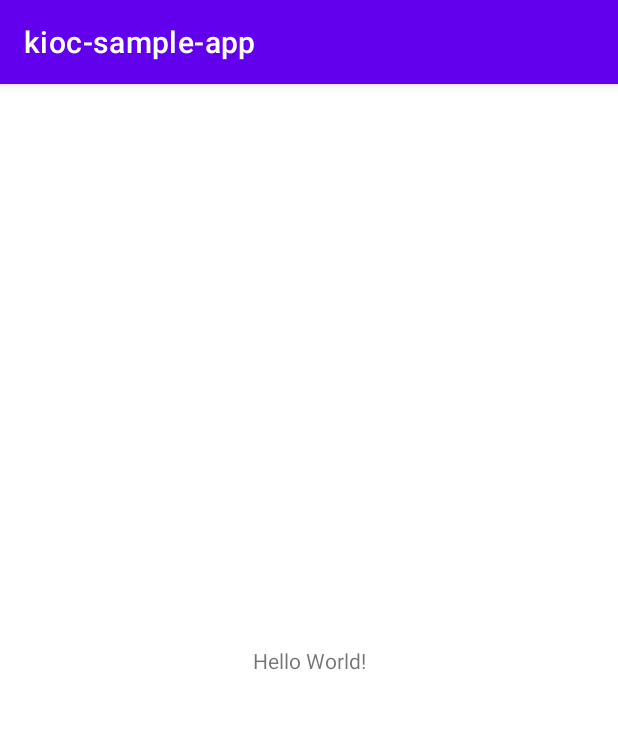
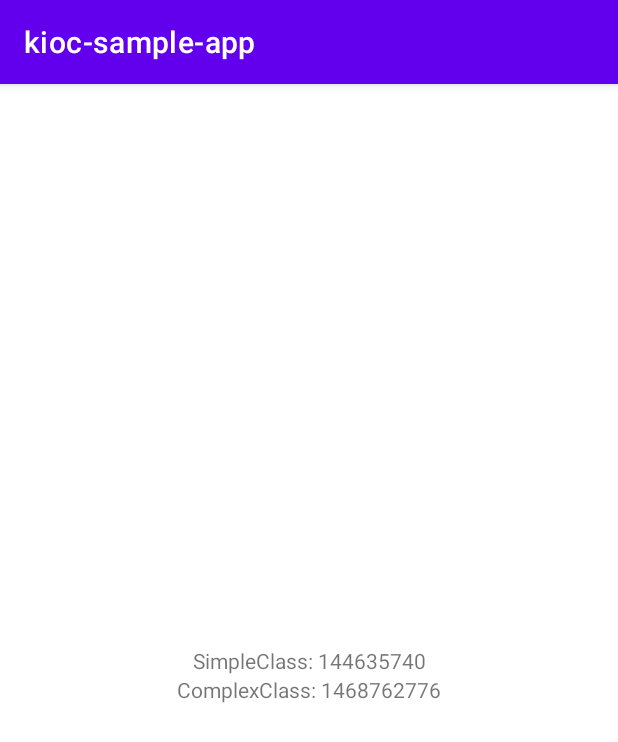
Before and after one commit to lbarczynski/kioc, an Android app: the screen it shows after launch (MainActivity), on a phone screen of 412 x 824 dp. Shown: the top 742 px of the screen. Run offline under Robolectric (Android 15) with nearby library versions, the phone set to English and light mode, and no system bars; our stand-ins replace data binding.

Commit message:
Provider parameters support

```diff
--- a/kioc/androidx/build.gradle
+++ b/kioc/androidx/build.gradle
@@ -33,12 +33,15 @@ android {
 }
 
 dependencies {
+    implementation project(':kioc:core')
 
     implementation "org.jetbrains.kotlin:kotlin-stdlib:$kotlin_version"
     implementation 'androidx.core:core-ktx:1.3.2'
     implementation 'androidx.appcompat:appcompat:1.2.0'
     implementation 'com.google.android.material:material:1.3.0'
-    testImplementation 'junit:junit:4.+'
+
+    testImplementation 'junit:junit:4.13.2'
+
     androidTestImplementation 'androidx.test.ext:junit:1.1.2'
     androidTestImplementation 'androidx.test.espresso:espresso-core:3.3.0'
 }
--- a/kioc/core/src/main/kotlin/com/bapps/kioc/core/Component.kt
+++ b/kioc/core/src/main/kotlin/com/bapps/kioc/core/Component.kt
@@ -2,13 +2,14 @@ package com.bapps.kioc.core
 
 class Component(private val modules: List<Module>) {
 
-    fun <T> get(qualifier: Qualifier): T {
+    fun <T> get(qualifier: Qualifier, parameters: Parameters = Parameters()): T {
         val found = modules.mapNotNull { it.get<T>(qualifier) }
         if (found.size > 1) throw DuplicatedDependencyException(qualifier)
-        return found.firstOrNull() ?: throw DependencyNotFoundException(qualifier)
+        val provider = found.firstOrNull() ?: throw DependencyNotFoundException(qualifier)
+        return provider.get(parameters)
     }
 
-    inline fun <reified T> get() = get<T>(TypeQualifier(T::class))
+    inline fun <reified T> get(parameters: Parameters = Parameters()) = get<T>(TypeQualifier(T::class), parameters)
 
     class Builder {
         private val modules = mutableListOf<Module>()
--- a/kioc/core/src/main/kotlin/com/bapps/kioc/core/DependencyRegistry.kt
+++ b/kioc/core/src/main/kotlin/com/bapps/kioc/core/DependencyRegistry.kt
@@ -10,8 +10,7 @@ class DependencyRegistry {
         dependencies[qualifier] = provider
     }
 
-    fun <T> get(qualifier: Qualifier): T? {
-        val provider = dependencies[qualifier]
-        return provider?.get() as? T
+    fun <T> get(qualifier: Qualifier): Provider<T>? {
+        return dependencies[qualifier] as? Provider<T>
     }
 }
--- /dev/null
+++ b/kioc/core/src/main/kotlin/com/bapps/kioc/core/Parameters.kt
@@ -0,0 +1,18 @@
+package com.bapps.kioc.core
+
+import java.lang.RuntimeException
+
+class Parameters(vararg params: Any) {
+    val parameters = params.toList()
+
+    inline operator fun <reified T> component1() : T = elementAt(0)
+    inline operator fun <reified T> component2() : T = elementAt(1)
+    inline operator fun <reified T> component3() : T = elementAt(2)
+    inline operator fun <reified T> component4() : T = elementAt(3)
+    inline operator fun <reified T> component5() : T = elementAt(4)
+
+    inline fun <reified T> elementAt(index: Int) =
+        parameters.elementAt(index) as? T ?: throw ParameterNotDefinedException()
+}
+
+class ParameterNotDefinedException : RuntimeException("Parameter not defined")
--- a/kioc/core/src/main/kotlin/com/bapps/kioc/core/Providers.kt
+++ b/kioc/core/src/main/kotlin/com/bapps/kioc/core/Providers.kt
@@ -1,24 +1,24 @@
 package com.bapps.kioc.core
 
-typealias InstanceFactory<T> = ModuleScope.() -> T
+typealias InstanceFactory<T> = ModuleScope.(Parameters) -> T
 
 interface Provider<out T> {
-    fun get(): T
+    fun get(parameters: Parameters = Parameters()): T
 }
 
-class Single<T>(private val moduleScope: ModuleScope, factory: InstanceFactory<T>) : Provider<T> {
+class Singleton<T>(private val moduleScope: ModuleScope, private val factory: InstanceFactory<T>) : Provider<T> {
 
-    private val instance by lazy {
-        factory(moduleScope)
-    }
+    private var instance: T? = null
 
-    override fun get(): T {
-        return instance
+    override fun get(parameters: Parameters): T {
+        if (instance == null)
+            instance = factory(moduleScope, parameters)
+        return instance!!
     }
 }
 
 class Factory<T>(private val moduleScope: ModuleScope, private val factory: InstanceFactory<T>) : Provider<T> {
-    override fun get(): T {
-        return factory(moduleScope)
+    override fun get(parameters: Parameters): T {
+        return factory(moduleScope, parameters)
     }
 }
--- a/kioc/core/src/main/kotlin/com/bapps/kioc/core/dsl/ProvidersExt.kt
+++ b/kioc/core/src/main/kotlin/com/bapps/kioc/core/dsl/ProvidersExt.kt
@@ -2,12 +2,12 @@ package com.bapps.kioc.core.dsl
 
 import com.bapps.kioc.core.*
 
-inline fun <reified T> Module.single(qualifier: Qualifier, noinline instanceFactory: InstanceFactory<T>) {
-    register(qualifier, Single(ModuleScope(this), instanceFactory))
+inline fun <reified T> Module.singleton(qualifier: Qualifier, noinline instanceFactory: InstanceFactory<T>) {
+    register(qualifier, Singleton(ModuleScope(this), instanceFactory))
 }
 
-inline fun <reified T> Module.single(noinline instanceFactory: InstanceFactory<T>) {
-    register(Single(ModuleScope(this), instanceFactory))
+inline fun <reified T> Module.singleton(noinline instanceFactory: InstanceFactory<T>) {
+    register(Singleton(ModuleScope(this), instanceFactory))
 }
 
 inline fun <reified T> Module.factory(qualifier: Qualifier, noinline instanceFactory: InstanceFactory<T>) {
--- a/sample-app/src/main/AndroidManifest.xml
+++ b/sample-app/src/main/AndroidManifest.xml
@@ -9,7 +9,9 @@
         android:roundIcon="@mipmap/ic_launcher_round"
         android:supportsRtl="true"
         android:theme="@style/Theme.Kiocsampleapp">
-        <activity android:name=".MainActivity">
+        <activity
+            android:name=".MainActivity"
+            android:screenOrientation="fullSensor">
             <intent-filter>
                 <action android:name="android.intent.action.MAIN" />
 
--- /dev/null
+++ b/sample-app/src/main/java/com/bapps/kioc/sampleapp/DI.kt
@@ -0,0 +1,30 @@
+package com.bapps.kioc.sampleapp
+
+import com.bapps.kioc.core.dsl.component
+import com.bapps.kioc.core.dsl.factory
+import com.bapps.kioc.core.dsl.module
+import com.bapps.kioc.core.dsl.singleton
+
+class SimpleClass {
+    override fun toString(): String {
+        return "SimpleClass: ${hashCode()}"
+    }
+}
+
+class ComplexClass(val value: String) {
+    override fun toString(): String {
+        return "ComplexClass: ${hashCode()}"
+    }
+}
+
+object DI {
+
+    private val mainModule = module {
+        singleton { SimpleClass() }
+        factory { (value: String) -> ComplexClass(value) }
+    }
+
+    val container = component {
+        withModule(mainModule)
+    }
+}
--- a/sample-app/src/main/java/com/bapps/kioc/sampleapp/MainActivity.kt
+++ b/sample-app/src/main/java/com/bapps/kioc/sampleapp/MainActivity.kt
@@ -2,10 +2,23 @@ package com.bapps.kioc.sampleapp
 
 import androidx.appcompat.app.AppCompatActivity
 import android.os.Bundle
+import androidx.databinding.DataBindingUtil
+import com.bapps.kioc.core.Parameters
+import com.bapps.kioc.sampleapp.databinding.ActivityMainBinding
 
 class MainActivity : AppCompatActivity() {
+
+    private val singleton: SimpleClass = DI.container.get()
+    private val factory: ComplexClass = DI.container.get(Parameters("Hello!"))
+
     override fun onCreate(savedInstanceState: Bundle?) {
         super.onCreate(savedInstanceState)
-        setContentView(R.layout.activity_main)
+
+        DataBindingUtil.setContentView<ActivityMainBinding>(this, R.layout.activity_main).also {
+            it.lifecycleOwner = this
+            it.singleton = singleton
+            it.factory = factory
+        }
+
     }
 }
--- a/sample-app/src/main/res/layout/activity_main.xml
+++ b/sample-app/src/main/res/layout/activity_main.xml
@@ -1,18 +1,42 @@
 <?xml version="1.0" encoding="utf-8"?>
-<androidx.constraintlayout.widget.ConstraintLayout xmlns:android="http://schemas.android.com/apk/res/android"
+<layout xmlns:android="http://schemas.android.com/apk/res/android"
     xmlns:app="http://schemas.android.com/apk/res-auto"
-    xmlns:tools="http://schemas.android.com/tools"
+    xmlns:tools="http://schemas.android.com/tools">
+
+    <data>
+
+        <variable
+            name="singleton"
+            type="com.bapps.kioc.sampleapp.SimpleClass" />
+
+        <variable
+            name="factory"
+            type="com.bapps.kioc.sampleapp.ComplexClass" />
+    </data>
+
+    <androidx.constraintlayout.widget.ConstraintLayout
         android:layout_width="match_parent"
         android:layout_height="match_parent"
         tools:context=".MainActivity">
 
-    <TextView
+        <androidx.appcompat.widget.AppCompatTextView
+            android:id="@+id/singleton_tv"
             android:layout_width="wrap_content"
             android:layout_height="wrap_content"
-        android:text="Hello World!"
+            android:text="@{singleton.toString()}"
             app:layout_constraintBottom_toBottomOf="parent"
             app:layout_constraintLeft_toLeftOf="parent"
             app:layout_constraintRight_toRightOf="parent"
             app:layout_constraintTop_toTopOf="parent" />
 
+        <androidx.appcompat.widget.AppCompatTextView
+            android:id="@+id/factory_tv"
+            android:layout_width="wrap_content"
+            android:layout_height="wrap_content"
+            android:text="@{factory.toString()}"
+            app:layout_constraintEnd_toEndOf="parent"
+            app:layout_constraintStart_toStartOf="parent"
+            app:layout_constraintTop_toBottomOf="@id/singleton_tv" />
+
     </androidx.constraintlayout.widget.ConstraintLayout>
+</layout>
```
Also changed, not shown: kioc/androidx/src/main/java/com/bapps/kioc/androidx/LifecycleOwnerQualifier.kt (added, +9 -0 lines), kioc/core/src/main/kotlin/com/bapps/kioc/core/Module.kt (+6 -6 lines), sample-app/build.gradle (+16 -2 lines), sample-app/src/main/java/com/bapps/kioc/sampleapp/MainViewModel.kt (added, +10 -0 lines), 5 other files. Lines whose indentation alone changed are shown as unchanged.
